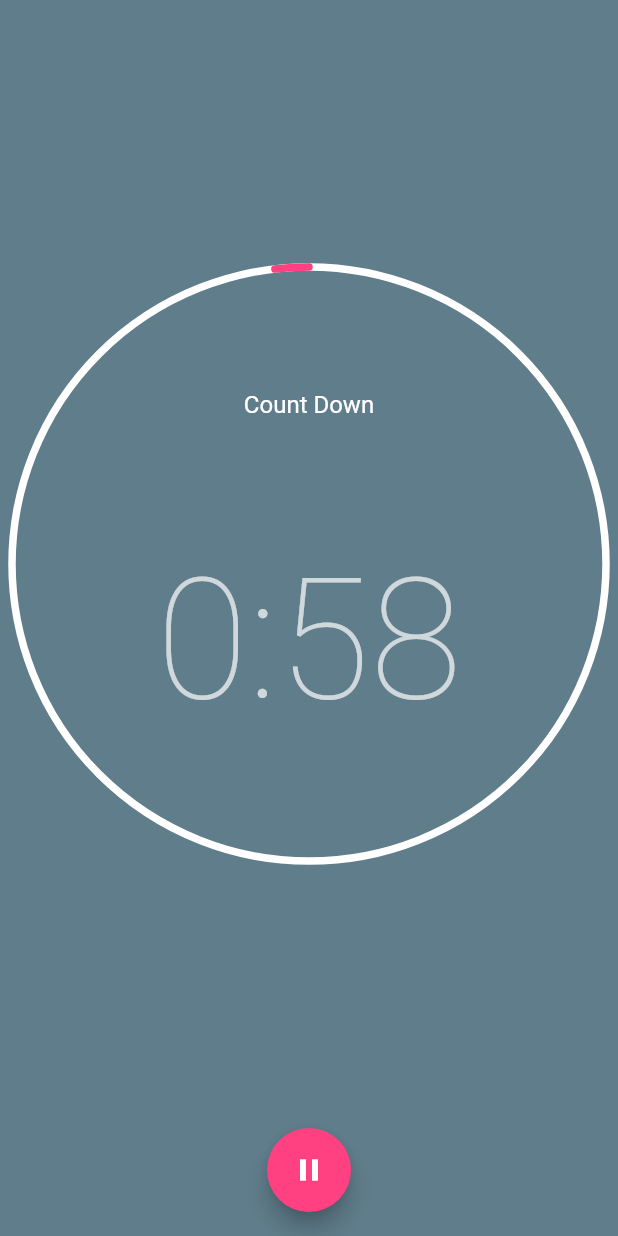
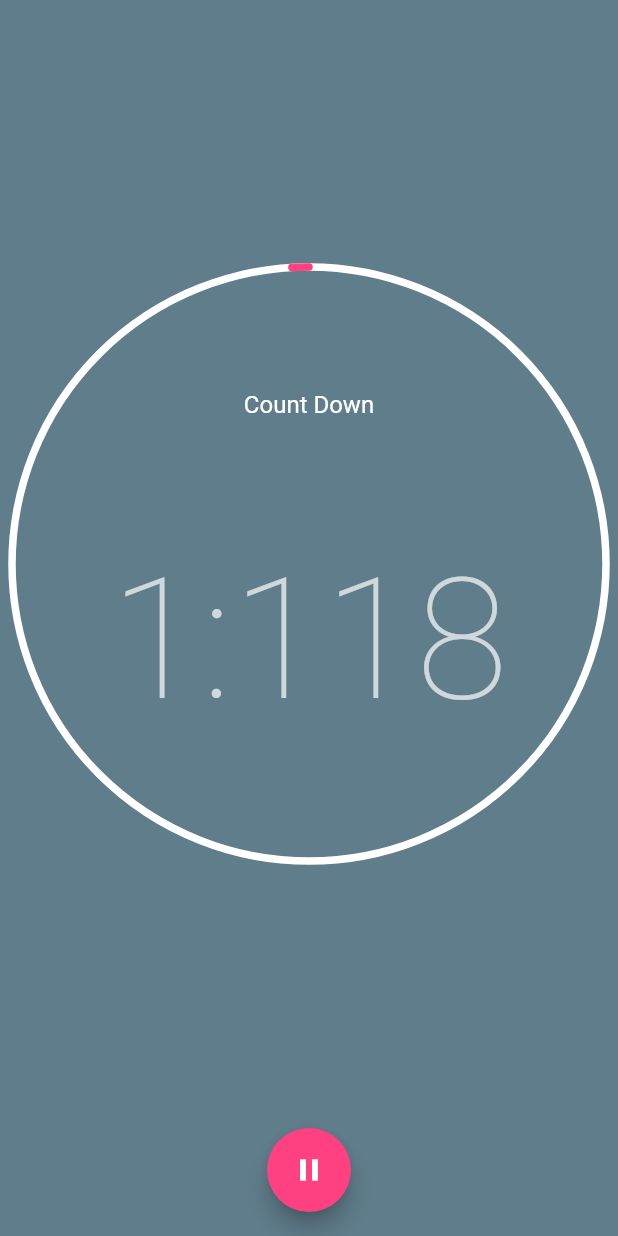
Before and after one commit to j-kon/60sec_countdown, a Flutter app: the screen it shows after launch, after a tap on the "play arrow" icon, on a phone screen of 412 x 824 dp. Run offline on Flutter 3.47's test engine with Material 2 defaults, Android fonts, the phone set to English and light mode, and no system bars.

Commit message:
Update main.dart
add 60 seconds to the time

```diff
--- a/lib/main.dart
+++ b/lib/main.dart
@@ -23,7 +23,7 @@ class MyAppState extends State<MyApp> with TickerProviderStateMixin {
 
   String get timerString {
     Duration duration = controller.duration * controller.value;
-    return '${duration.inMinutes}:${(duration.inSeconds % 60).toString().padLeft(2, '0')}';
+    return '${duration.inMinutes}:${(duration.inSeconds % 120).toString().padLeft(2, '0')}';
   }
 
   @override
@@ -31,7 +31,7 @@ class MyAppState extends State<MyApp> with TickerProviderStateMixin {
     super.initState();
     controller = AnimationController(
       vsync: this,
-      duration: Duration(seconds: 60),
+      duration: Duration(seconds: 120),
     );
   }
 
```
